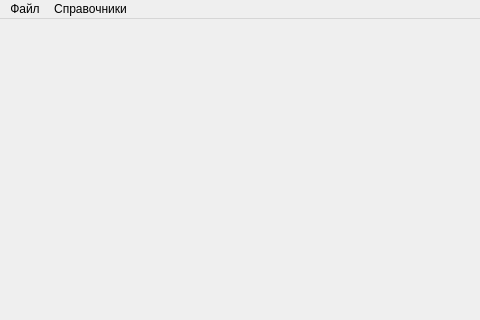
This is View/mainwindow.ui in ZarevichMikhail/BD as Qt 5 draws it before an edit; both pictures show x 0 to 480 and y 0 to 320 of the 800 by 600 pixel window. The edited form follows.
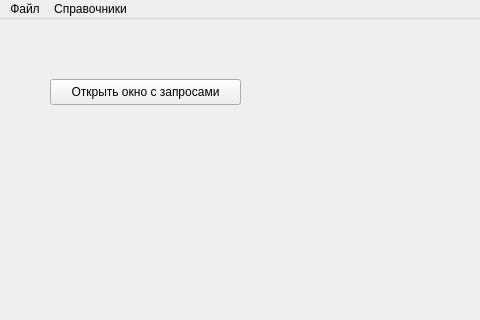
This is the edited form.

Patch:
```diff
--- a/View/mainwindow.ui
+++ b/View/mainwindow.ui
@@ -13,7 +13,21 @@
   <property name="windowTitle">
    <string>labdatabase</string>
   </property>
-  <widget class="QWidget" name="centralwidget"/>
+  <widget class="QWidget" name="centralwidget">
+   <widget class="QPushButton" name="SqlButton">
+    <property name="geometry">
+     <rect>
+      <x>50</x>
+      <y>60</y>
+      <width>191</width>
+      <height>26</height>
+     </rect>
+    </property>
+    <property name="text">
+     <string>Открыть окно с запросами</string>
+    </property>
+   </widget>
+  </widget>
   <widget class="QMenuBar" name="menubar">
    <property name="geometry">
     <rect>
```
Left out of the diff: 5 changed lines with no effect on the pictures.
